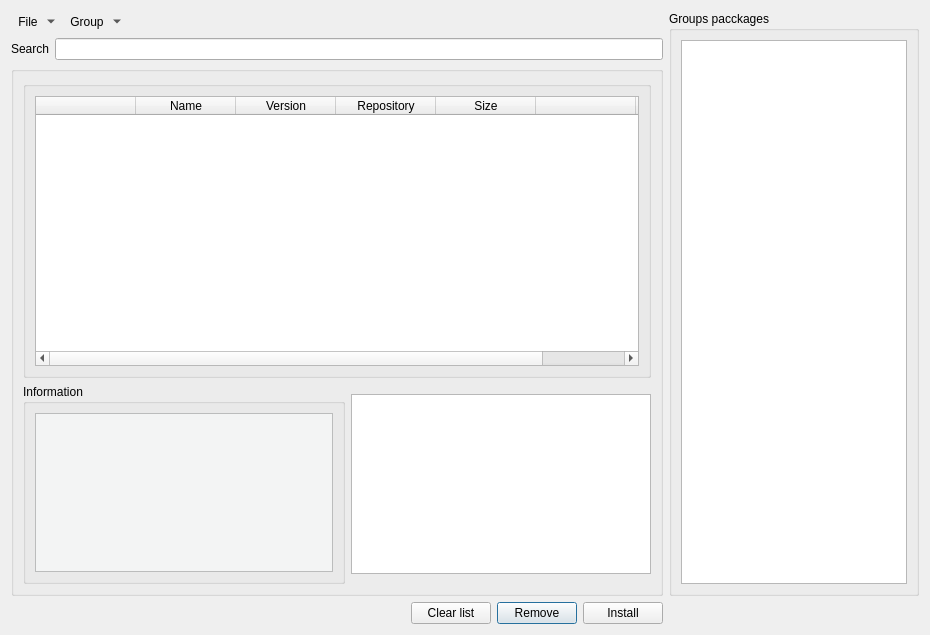
Before: the Qt Designer form src/gui/InstallPackages.ui in kratos83/CondresControlCenter, drawn with Qt 5.
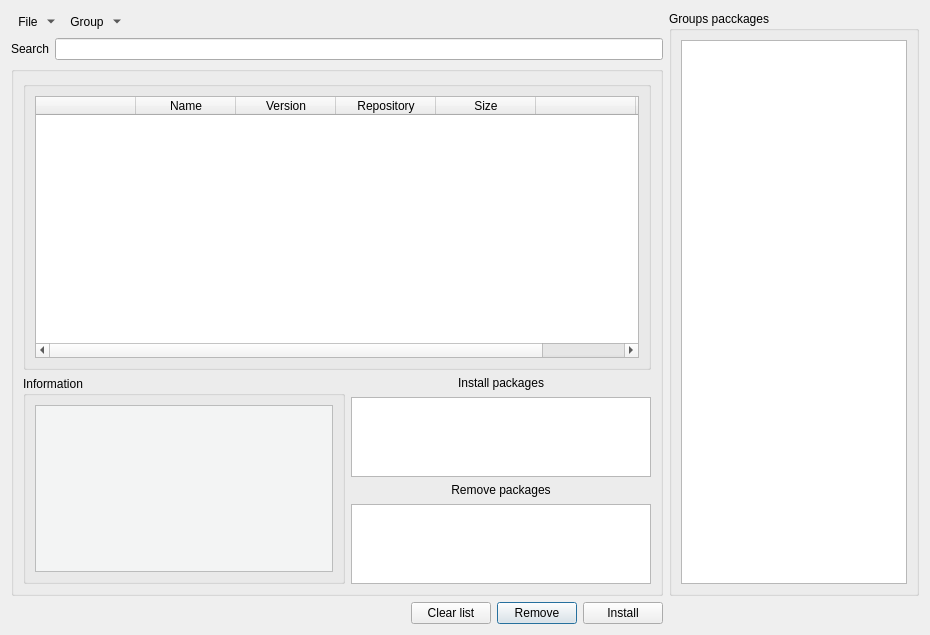
After: the same form once the commit is applied. Icons and pictures are not drawn.

Commit message: Condres Control Center 0.1.3

```diff
--- a/src/gui/InstallPackages.ui
+++ b/src/gui/InstallPackages.ui
@@ -77,23 +77,20 @@
       <string/>
      </property>
      <layout class="QGridLayout" name="gridLayout_2">
-      <item row="2" column="2">
-       <widget class="QTextEdit" name="textEdit">
+      <item row="5" column="2">
+       <widget class="QTextEdit" name="textEditRemove">
         <property name="minimumSize">
          <size>
           <width>300</width>
-          <height>180</height>
+          <height>80</height>
          </size>
         </property>
         <property name="maximumSize">
          <size>
           <width>300</width>
-          <height>180</height>
+          <height>80</height>
          </size>
         </property>
-        <property name="readOnly">
-         <bool>true</bool>
-        </property>
        </widget>
       </item>
       <item row="1" column="0" colspan="3">
@@ -144,20 +141,8 @@
         </layout>
        </widget>
       </item>
-      <item row="2" column="0" colspan="2">
+      <item row="2" column="0" rowspan="4" colspan="2">
        <widget class="QGroupBox" name="groupBox_2">
-        <property name="minimumSize">
-         <size>
-          <width>0</width>
-          <height>200</height>
-         </size>
-        </property>
-        <property name="maximumSize">
-         <size>
-          <width>16777215</width>
-          <height>200</height>
-         </size>
-        </property>
         <property name="title">
          <string>Information</string>
         </property>
@@ -172,6 +157,63 @@
         </layout>
        </widget>
       </item>
+      <item row="2" column="2">
+       <widget class="QLabel" name="label_2">
+        <property name="minimumSize">
+         <size>
+          <width>0</width>
+          <height>15</height>
+         </size>
+        </property>
+        <property name="maximumSize">
+         <size>
+          <width>16777215</width>
+          <height>15</height>
+         </size>
+        </property>
+        <property name="text">
+         <string>&lt;html&gt;&lt;head/&gt;&lt;body&gt;&lt;p align=&quot;center&quot;&gt;Install packages&lt;/p&gt;&lt;/body&gt;&lt;/html&gt;</string>
+        </property>
+       </widget>
+      </item>
+      <item row="3" column="2">
+       <widget class="QTextEdit" name="textEdit">
+        <property name="minimumSize">
+         <size>
+          <width>300</width>
+          <height>80</height>
+         </size>
+        </property>
+        <property name="maximumSize">
+         <size>
+          <width>300</width>
+          <height>80</height>
+         </size>
+        </property>
+        <property name="readOnly">
+         <bool>true</bool>
+        </property>
+       </widget>
+      </item>
+      <item row="4" column="2">
+       <widget class="QLabel" name="label_3">
+        <property name="minimumSize">
+         <size>
+          <width>0</width>
+          <height>15</height>
+         </size>
+        </property>
+        <property name="maximumSize">
+         <size>
+          <width>16777215</width>
+          <height>15</height>
+         </size>
+        </property>
+        <property name="text">
+         <string>&lt;html&gt;&lt;head/&gt;&lt;body&gt;&lt;p align=&quot;center&quot;&gt;Remove packages&lt;/p&gt;&lt;/body&gt;&lt;/html&gt;</string>
+        </property>
+       </widget>
+      </item>
      </layout>
     </widget>
    </item>
```
The commit also changes 13 other files.
